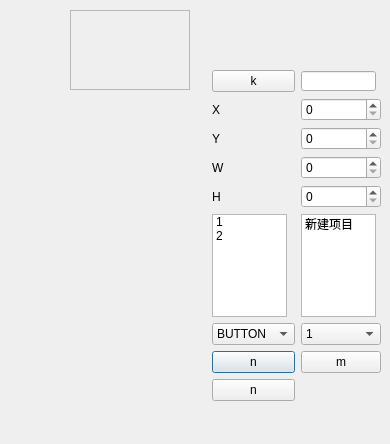
Before: the Qt Designer form main.ui in jasongwq/GUI_Builder, drawn with Qt 5.
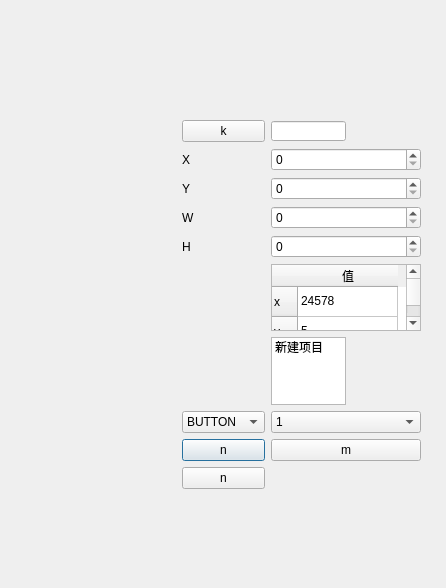
After: the same form once the commit is applied.

```diff
--- a/main.ui
+++ b/main.ui
@@ -6,8 +6,8 @@
    <rect>
     <x>0</x>
     <y>0</y>
-    <width>390</width>
-    <height>444</height>
+    <width>446</width>
+    <height>588</height>
    </rect>
   </property>
   <property name="windowTitle">
@@ -16,30 +16,62 @@
   <widget class="QWidget" name="gridLayoutWidget">
    <property name="geometry">
     <rect>
-     <x>0</x>
-     <y>70</y>
+     <x>40</x>
+     <y>120</y>
      <width>381</width>
-     <height>331</height>
+     <height>369</height>
     </rect>
    </property>
    <layout class="QGridLayout" name="gridLayout">
-    <item row="3" column="1">
-     <widget class="QLabel" name="label_3">
+    <item row="8" column="1">
+     <widget class="QPushButton" name="pushButton_2">
       <property name="text">
-       <string>W</string>
+       <string>n</string>
       </property>
      </widget>
     </item>
-    <item row="1" column="2">
-     <widget class="QSpinBox" name="spinBox">
-      <property name="maximum">
-       <number>1002</number>
+    <item row="4" column="1">
+     <widget class="QLabel" name="label_4">
+      <property name="text">
+       <string>H</string>
+      </property>
+     </widget>
+    </item>
+    <item row="8" column="2">
+     <widget class="QPushButton" name="pushButton_3">
+      <property name="text">
+       <string>m</string>
       </property>
      </widget>
     </item>
     <item row="3" column="2">
      <widget class="QSpinBox" name="spinBox_3"/>
     </item>
+    <item row="6" column="2">
+     <widget class="QListWidget" name="listWidget">
+      <property name="maximumSize">
+       <size>
+        <width>75</width>
+        <height>16777215</height>
+       </size>
+      </property>
+      <item>
+       <property name="text">
+        <string>新建项目</string>
+       </property>
+      </item>
+     </widget>
+    </item>
+    <item row="0" column="2">
+     <widget class="QLineEdit" name="lineEdit">
+      <property name="maximumSize">
+       <size>
+        <width>75</width>
+        <height>20</height>
+       </size>
+      </property>
+     </widget>
+    </item>
     <item row="1" column="1">
      <widget class="QLabel" name="label">
       <property name="text">
@@ -47,9 +79,6 @@
       </property>
      </widget>
     </item>
-    <item row="4" column="2">
-     <widget class="QSpinBox" name="spinBox_4"/>
-    </item>
     <item row="2" column="1">
      <widget class="QLabel" name="label_2">
       <property name="text">
@@ -57,38 +86,30 @@
       </property>
      </widget>
     </item>
+    <item row="0" column="0">
+     <spacer name="horizontalSpacer">
+      <property name="orientation">
+       <enum>Qt::Horizontal</enum>
+      </property>
+      <property name="sizeHint" stdset="0">
+       <size>
+        <width>40</width>
+        <height>20</height>
+       </size>
+      </property>
+     </spacer>
+    </item>
     <item row="2" column="2">
      <widget class="QSpinBox" name="spinBox_2"/>
     </item>
-    <item row="4" column="1">
-     <widget class="QLabel" name="label_4">
+    <item row="3" column="1">
+     <widget class="QLabel" name="label_3">
       <property name="text">
-       <string>H</string>
+       <string>W</string>
       </property>
      </widget>
     </item>
-    <item row="7" column="1">
-     <widget class="QPushButton" name="pushButton_2">
-      <property name="text">
-       <string>n</string>
-      </property>
-     </widget>
-    </item>
-    <item row="7" column="2">
-     <widget class="QPushButton" name="pushButton_3">
-      <property name="text">
-       <string>m</string>
-      </property>
-     </widget>
-    </item>
-    <item row="0" column="1">
-     <widget class="QPushButton" name="pushButton">
-      <property name="text">
-       <string>k</string>
-      </property>
-     </widget>
-    </item>
-    <item row="5" column="0">
+    <item row="6" column="0">
      <spacer name="verticalSpacer">
       <property name="orientation">
        <enum>Qt::Vertical</enum>
@@ -101,7 +122,7 @@
       </property>
      </spacer>
     </item>
-    <item row="6" column="1">
+    <item row="7" column="1">
      <widget class="QComboBox" name="comboBox">
       <item>
        <property name="text">
@@ -115,37 +136,14 @@
       </item>
      </widget>
     </item>
-    <item row="0" column="2">
-     <widget class="QLineEdit" name="lineEdit">
-      <property name="maximumSize">
-       <size>
-        <width>75</width>
-        <height>20</height>
-       </size>
+    <item row="1" column="2">
+     <widget class="QSpinBox" name="spinBox">
+      <property name="maximum">
+       <number>1002</number>
       </property>
      </widget>
     </item>
-    <item row="0" column="0">
-     <spacer name="horizontalSpacer">
-      <property name="orientation">
-       <enum>Qt::Horizontal</enum>
-      </property>
-      <property name="sizeHint" stdset="0">
-       <size>
-        <width>40</width>
-        <height>20</height>
-       </size>
-      </property>
-     </spacer>
-    </item>
-    <item row="8" column="1">
-     <widget class="QPushButton" name="pushButton_4">
-      <property name="text">
-       <string>n</string>
-      </property>
-     </widget>
-    </item>
-    <item row="6" column="2">
+    <item row="7" column="2">
      <widget class="QComboBox" name="comboBox_2">
       <item>
        <property name="text">
@@ -154,37 +152,90 @@
       </item>
      </widget>
     </item>
+    <item row="0" column="1">
+     <widget class="QPushButton" name="pushButton">
+      <property name="text">
+       <string>k</string>
+      </property>
+     </widget>
+    </item>
+    <item row="4" column="2">
+     <widget class="QSpinBox" name="spinBox_4"/>
+    </item>
+    <item row="9" column="1">
+     <widget class="QPushButton" name="pushButton_4">
+      <property name="text">
+       <string>n</string>
+      </property>
+     </widget>
+    </item>
     <item row="5" column="2">
-     <widget class="QListWidget" name="listWidget">
+     <widget class="QTableWidget" name="tableWidget">
       <property name="maximumSize">
        <size>
-        <width>75</width>
+        <width>150</width>
         <height>16777215</height>
        </size>
       </property>
-      <item>
+      <property name="editTriggers">
+       <set>QAbstractItemView::AnyKeyPressed|QAbstractItemView::CurrentChanged|QAbstractItemView::EditKeyPressed</set>
+      </property>
+      <row>
        <property name="text">
-        <string>新建项目</string>
+        <string>x</string>
        </property>
+      </row>
+      <row>
+       <property name="text">
+        <string>y</string>
+       </property>
+      </row>
+      <row>
+       <property name="text">
+        <string>w</string>
+       </property>
+      </row>
+      <row>
+       <property name="text">
+        <string>h</string>
+       </property>
+      </row>
+      <row>
+       <property name="text">
+        <string>text</string>
+       </property>
+      </row>
+      <column>
+       <property name="text">
+        <string>值</string>
+       </property>
+      </column>
+      <item row="0" column="0">
+       <property name="text">
+        <string>24578</string>
+       </property>
+       <property name="flags">
+        <set>ItemIsSelectable|ItemIsEditable|ItemIsDragEnabled|ItemIsDropEnabled|ItemIsUserCheckable|ItemIsEnabled|ItemIsTristate</set>
+       </property>
       </item>
-     </widget>
-    </item>
-    <item row="5" column="1">
-     <widget class="QListWidget" name="listWidget_2">
-      <property name="maximumSize">
-       <size>
-        <width>75</width>
-        <height>16777215</height>
-       </size>
-      </property>
-      <item>
+      <item row="1" column="0">
        <property name="text">
-        <string>1</string>
+        <string>5</string>
        </property>
       </item>
-      <item>
+      <item row="2" column="0">
        <property name="text">
-        <string>2</string>
+        <string>7</string>
+       </property>
+      </item>
+      <item row="3" column="0">
+       <property name="text">
+        <string>8</string>
+       </property>
+      </item>
+      <item row="4" column="0">
+       <property name="text">
+        <string>99</string>
        </property>
       </item>
      </widget>
@@ -194,8 +245,8 @@
   <widget class="QFrame" name="frame">
    <property name="geometry">
     <rect>
-     <x>70</x>
-     <y>10</y>
+     <x>110</x>
+     <y>-464</y>
      <width>120</width>
      <height>80</height>
     </rect>
```
Left out of the diff: 32 changed lines with no effect on the pictures.
